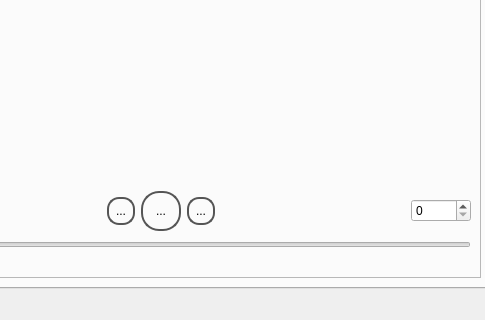
Old version of the form src/gui/mainwindow.ui in the repository adwolfe/yawt; both pictures show x 442 to 927 and y 415 to 735 of the 1206 by 735 pixel window.
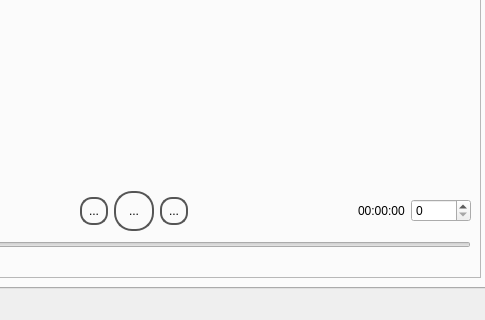
New version of the form. Icons and pictures are not drawn. Custom widgets are drawn as their Qt base class.

Commit message:
Show current video time next to frame position spinbox
Adds an hh:mm:ss label immediately left of framePosition, derived
from the current frame number and video fps.

Diff of the .ui file:
```diff
--- a/src/gui/mainwindow.ui
+++ b/src/gui/mainwindow.ui
@@ -969,6 +969,13 @@
                </property>
               </spacer>
              </item>
+             <item>
+              <widget class="QLabel" name="videoTimeLabel">
+               <property name="text">
+                <string>00:00:00</string>
+               </property>
+              </widget>
+             </item>
              <item>
               <widget class="QSpinBox" name="framePosition">
                <property name="minimumSize">
```
The commit also changes 2 other files.
